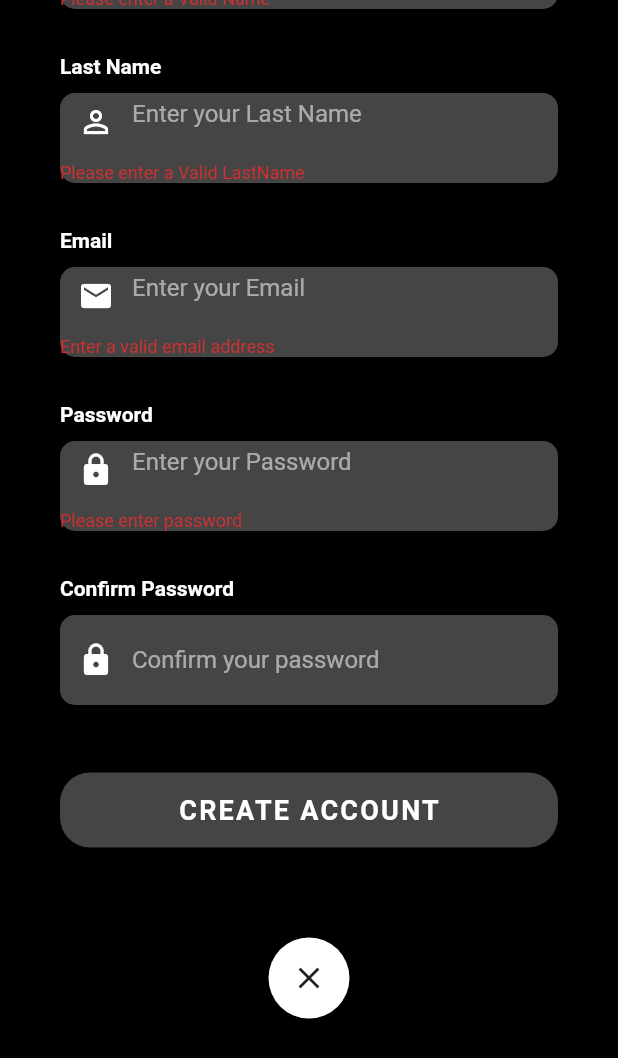
After one commit to RafaelHerrero/gym-bud-front, a Flutter app: the SignUpScreenTest screen opened directly, scrolled down 265 dp, after a tap on "CREATE ACCOUNT", on a phone screen of 412 x 824 dp. The commit adds this screen. Shown: the top 1058 px of the screen. Run offline on Flutter 3.47's test engine with Material 2 defaults, Android fonts, the phone set to English and light mode, and no system bars; our stand-ins replace jiffy; Roboto replaces fonts that are missing (OpenSans).

Commit message:
add create user text validdation in test page

```diff
--- a/lib/screens/login_screen.dart
+++ b/lib/screens/login_screen.dart
@@ -2,6 +2,7 @@ import 'package:flutter/material.dart';
 import 'package:flutter/services.dart';
 import 'package:gym_bud_front/screens/profile_screen.dart';
 import 'package:gym_bud_front/screens/sign_up_screen.dart';
+import 'package:gym_bud_front/screens/sign_up_test.dart';
 import 'package:gym_bud_front/utilities/constants.dart';
 
 class LoginScreen extends StatefulWidget {
@@ -137,7 +138,7 @@ class _LoginScreenState extends State<LoginScreen> {
     return GestureDetector(
       onTap: () {
         Navigator.push(
-            context, MaterialPageRoute(builder: (context) => SignUpScreen()));
+            context, MaterialPageRoute(builder: (context) => SignUpScreenTest()));
       },
       child: RichText(
         text: const TextSpan(
--- /dev/null
+++ b/lib/screens/sign_up_test.dart
@@ -0,0 +1,362 @@
+import 'package:flutter/material.dart';
+import 'package:flutter/services.dart';
+import 'package:gym_bud_front/screens/profile_screen.dart';
+import 'package:gym_bud_front/utilities/constants.dart';
+import 'package:http/http.dart';
+
+import '../utilities/api.dart';
+
+class SignUpScreenTest extends StatefulWidget {
+  @override
+  _SignUpScreenStateTest createState() => _SignUpScreenStateTest();
+}
+
+class _SignUpScreenStateTest extends State<SignUpScreenTest> {
+  final TextEditingController firstNameController = TextEditingController();
+  final TextEditingController lastNameController = TextEditingController();
+  final TextEditingController emailController = TextEditingController();
+  final TextEditingController passwordController = TextEditingController();
+  final TextEditingController confirmPasswordController =
+  TextEditingController();
+
+  final formKey = GlobalKey<FormState>();
+
+  @override
+  void dispose() {
+    firstNameController.dispose();
+    super.dispose();
+  }
+
+  Widget _buildFirstNameTF() {
+    return Column(
+      crossAxisAlignment: CrossAxisAlignment.start,
+      children: <Widget>[
+        const Text(
+          'First Name',
+          style: kLabelStyle,
+        ),
+        const SizedBox(height: 10.0),
+        Container(
+          alignment: Alignment.centerLeft,
+          decoration: kBoxDecorationStyle,
+          height: 60.0,
+          child: TextFormField(
+            keyboardType: TextInputType.emailAddress,
+            controller: firstNameController,
+            validator: (value) {
+              if (value!.isEmpty) {
+                return 'Please enter a Valid Name';
+              }
+              return null;
+            },
+            style: const TextStyle(
+              color: Colors.white,
+              fontFamily: 'OpenSans',
+            ),
+            decoration: const InputDecoration(
+              border: InputBorder.none,
+              contentPadding: EdgeInsets.only(top: 14.0),
+              prefixIcon: Icon(
+                Icons.person,
+                color: Colors.white,
+              ),
+              hintText: 'Enter your First Name',
+              hintStyle: kHintTextStyle,
+            ),
+          ),
+        ),
+      ],
+    );
+  }
+
+  Widget _buildLastNameTF() {
+    return Column(
+      crossAxisAlignment: CrossAxisAlignment.start,
+      children: <Widget>[
+        const Text(
+          'Last Name',
+          style: kLabelStyle,
+        ),
+        const SizedBox(height: 10.0),
+        Container(
+          alignment: Alignment.centerLeft,
+          decoration: kBoxDecorationStyle,
+          height: 60.0,
+          child: TextFormField(
+            controller: lastNameController,
+            keyboardType: TextInputType.emailAddress,
+            validator: (value) {
+              if (value!.isEmpty) {
+                return 'Please enter a Valid LastName';
+              }
+              return null;
+            },
+            style: const TextStyle(
+              color: Colors.white,
+              fontFamily: 'OpenSans',
+            ),
+            decoration: const InputDecoration(
+              border: InputBorder.none,
+              contentPadding: EdgeInsets.only(top: 14.0),
+              prefixIcon: Icon(
+                Icons.person_outline,
+                color: Colors.white,
+              ),
+              hintText: 'Enter your Last Name',
+              hintStyle: kHintTextStyle,
+            ),
+          ),
+        ),
+      ],
+    );
+  }
+
+  Widget _buildEmailTF() {
+    return Column(
+      crossAxisAlignment: CrossAxisAlignment.start,
+      children: <Widget>[
+        const Text(
+          'Email',
+          style: kLabelStyle,
+        ),
+        const SizedBox(height: 10.0),
+        Container(
+          alignment: Alignment.centerLeft,
+          decoration: kBoxDecorationStyle,
+          height: 60.0,
+          child: TextFormField(
+            controller: emailController,
+            keyboardType: TextInputType.emailAddress,
+            validator: (value) => validateEmail(value),
+            style: const TextStyle(
+              color: Colors.white,
+              fontFamily: 'OpenSans',
+            ),
+            decoration: const InputDecoration(
+              border: InputBorder.none,
+              contentPadding: EdgeInsets.only(top: 14.0),
+              prefixIcon: Icon(
+                Icons.email,
+                color: Colors.white,
+              ),
+              hintText: 'Enter your Email',
+              hintStyle: kHintTextStyle,
+            ),
+          ),
+        ),
+      ],
+    );
+  }
+
+  Widget _buildPasswordTF() {
+    return Column(
+      crossAxisAlignment: CrossAxisAlignment.start,
+      children: <Widget>[
+        const Text(
+          'Password',
+          style: kLabelStyle,
+        ),
+        const SizedBox(height: 10.0),
+        Container(
+          alignment: Alignment.centerLeft,
+          decoration: kBoxDecorationStyle,
+          height: 60.0,
+          child: TextFormField(
+            controller: passwordController,
+            obscureText: true,
+            validator: (value) => validatePassword(passwordController.text),
+            style: const TextStyle(
+              color: Colors.white,
+              fontFamily: 'OpenSans',
+            ),
+            decoration: const InputDecoration(
+              border: InputBorder.none,
+              contentPadding: EdgeInsets.only(top: 14.0),
+              prefixIcon: Icon(
+                Icons.lock,
+                color: Colors.white,
+              ),
+              hintText: 'Enter your Password',
+              hintStyle: kHintTextStyle,
+            ),
+          ),
+        ),
+      ],
+    );
+  }
+
+  Widget _buildConfirmPasswordTF() {
+    return Column(
+      crossAxisAlignment: CrossAxisAlignment.start,
+      children: <Widget>[
+        const Text(
+          'Confirm Password',
+          style: kLabelStyle,
+        ),
+        const SizedBox(height: 10.0),
+        Container(
+          alignment: Alignment.centerLeft,
+          decoration: kBoxDecorationStyle,
+          height: 60.0,
+          child: TextFormField(
+            controller: confirmPasswordController,
+            obscureText: true,
+            validator: (value) {
+              if (passwordController.text != value) {
+                return 'Passwords are Different';
+              }
+              else {
+                return null;
+              }
+            },
+            style: const TextStyle(
+              color: Colors.white,
+              fontFamily: 'OpenSans',
+            ),
+            decoration: const InputDecoration(
+              border: InputBorder.none,
+              contentPadding: EdgeInsets.only(top: 14.0),
+              prefixIcon: Icon(
+                Icons.lock,
+                color: Colors.white,
+              ),
+              hintText: 'Confirm your password',
+              hintStyle: kHintTextStyle,
+            ),
+          ),
+        ),
+      ],
+    );
+  }
+
+  Widget _buildCreateAccountBtn() {
+    return Container(
+      padding: const EdgeInsets.symmetric(vertical: 25.0),
+      width: double.infinity,
+      child: ElevatedButton(
+        style: ButtonStyle(
+          overlayColor: MaterialStateProperty.resolveWith<Color?>(
+                (Set<MaterialState> states) {
+              if (states.contains(MaterialState.pressed)) {
+                return Colors.blueGrey;
+              }
+              return null;
+            },
+          ),
+        ),
+        onPressed: () {
+          if (formKey.currentState?.validate() == true) {
+            var response = createUser(
+                firstNameController.text,
+                lastNameController.text,
+                emailController.text,
+                passwordController.text);
+            print(response);
+
+            // if (response == 200) {
+            //   Navigator.of(context).pushReplacement(MaterialPageRoute(builder: (context) => ProfileScreen()
+            //   ));
+            // }
+          }
+        },
+        child: const Text(
+          'CREATE ACCOUNT',
+          style: buttonTextColor,
+        ),
+      ),
+    );
+  }
+
+  Widget _buildGoBackSIgnInBtn() {
+    return Container(
+      padding: const EdgeInsets.symmetric(vertical: 25.0),
+      width: double.infinity,
+      child: RawMaterialButton(
+        onPressed: () {
+          Navigator.pop(context);
+        },
+        elevation: 2.0,
+        fillColor: Colors.white,
+        shape: const CircleBorder(),
+        padding: const EdgeInsets.all(15),
+        child: const Icon(Icons.close),
+      ),
+    );
+  }
+
+  @override
+  Widget build(BuildContext context) {
+    return Scaffold(
+      body: AnnotatedRegion<SystemUiOverlayStyle>(
+        value: SystemUiOverlayStyle.light,
+        child: GestureDetector(
+          onTap: () => FocusScope.of(context).unfocus(),
+          child: Stack(
+            children: <Widget>[
+              Container(
+                height: double.infinity,
+                width: double.infinity,
+                color: Colors.black,
+              ),
+              Container(
+                height: double.infinity,
+                child: SingleChildScrollView(
+                  physics: const AlwaysScrollableScrollPhysics(),
+                  padding: const EdgeInsets.symmetric(
+                    horizontal: 40.0,
+                    vertical: 120.0,
+                  ),
+                  child: Form(
+                    key: formKey,
+                    child: Column(
+                      mainAxisAlignment: MainAxisAlignment.center,
+                      children: <Widget>[
+                        const Text(
+                          'Create an Account',
+                          style: TextStyle(
+                            color: Colors.white,
+                            fontFamily: 'OpenSans',
+                            fontSize: 30.0,
+                            fontWeight: FontWeight.bold,
+                          ),
+                        ),
+                        const SizedBox(
+                          height: 30.0,
+                        ),
+                        _buildFirstNameTF(),
+                        const SizedBox(
+                          height: 30.0,
+                        ),
+                        _buildLastNameTF(),
+                        const SizedBox(
+                          height: 30.0,
+                        ),
+                        _buildEmailTF(),
+                        const SizedBox(
+                          height: 30.0,
+                        ),
+                        _buildPasswordTF(),
+                        const SizedBox(
+                          height: 30.0,
+                        ),
+                        _buildConfirmPasswordTF(),
+                        const SizedBox(
+                          height: 20.0,
+                        ),
+                        _buildCreateAccountBtn(),
+                        const SizedBox(
+                          height: 10.0,
+                        ),
+                        _buildGoBackSIgnInBtn(),
+                      ],
+                    ),
+                  ),
+                ),
+              )
+            ],
+          ),
+        ),
+      ),
+    );
+  }
+}
--- a/lib/utilities/api.dart
+++ b/lib/utilities/api.dart
@@ -1,7 +1,8 @@
 import 'package:http/http.dart' as http;
 import 'dart:async';
 import 'dart:convert';
-Future<http.Response> createUser(
+
+Future<Map<String, dynamic>> createUser(
     String userFirstName,
     String userLastName,
     String userLogin,
@@ -23,7 +24,22 @@ Future<http.Response> createUser(
     headers: {"Content-Type": "application/json"},
     body: body
   );
-  print('${response.statusCode}');
-  print(response.body);
-  return response;
+  // print('${response.statusCode}');
+  // print(response.body);
+
+  dynamic resultData;
+
+  var responseBody = json.decode(response.body);
+  // print('response body em json');
+  // print(responseBody);
+
+  if (response.statusCode == 201) {
+      return responseBody;
+  }
+
+  return Future.error("error");
 }
+//   print('${response.statusCode}');
+//   print(response.body);
+//   return response;
+// }
--- a/lib/utilities/constants.dart
+++ b/lib/utilities/constants.dart
@@ -32,6 +32,32 @@ final ButtonStyle raisedButtonStyle = ElevatedButton.styleFrom(
       borderRadius: BorderRadius.all(Radius.circular(20))),
 );
 
+String? validateEmail(String? value) {
+  String pattern =
+      r"^[a-zA-Z0-9.!#$%&'*+/=?^_`{|}~-]+@[a-zA-Z0-9](?:[a-zA-Z0-9-]"
+      r"{0,253}[a-zA-Z0-9])?(?:\.[a-zA-Z0-9](?:[a-zA-Z0-9-]"
+      r"{0,253}[a-zA-Z0-9])?)*$";
+  RegExp regex = RegExp(pattern);
+  if (value == null || value.isEmpty || !regex.hasMatch(value)) {
+    return 'Enter a valid email address';}
+  else {
+    return null;}
+}
+
+String? validatePassword(String value) {
+  RegExp regex =
+  RegExp(r'^(?=.*?[A-Z])(?=.*?[a-z])(?=.*?[0-9])(?=.*?[!@#\$&*~]).{8,}$');
+  if (value.isEmpty) {
+    return 'Please enter password';
+  } else {
+    if (!regex.hasMatch(value)) {
+      return 'Enter valid password';
+    } else {
+      return null;
+    }
+  }
+}
+
 // foregroundColor: MaterialStateProperty.all<Color>(Colors.blue),
 // overlayColor: MaterialStateProperty.resolveWith<Color?>(
 // (Set<MaterialState> states) {
```
